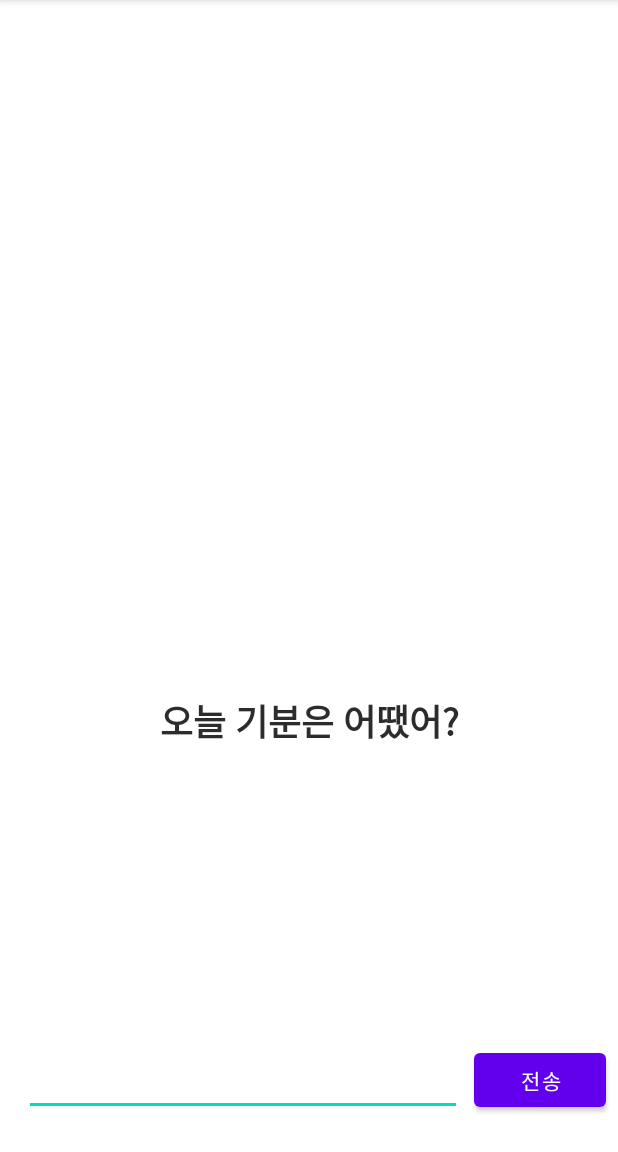
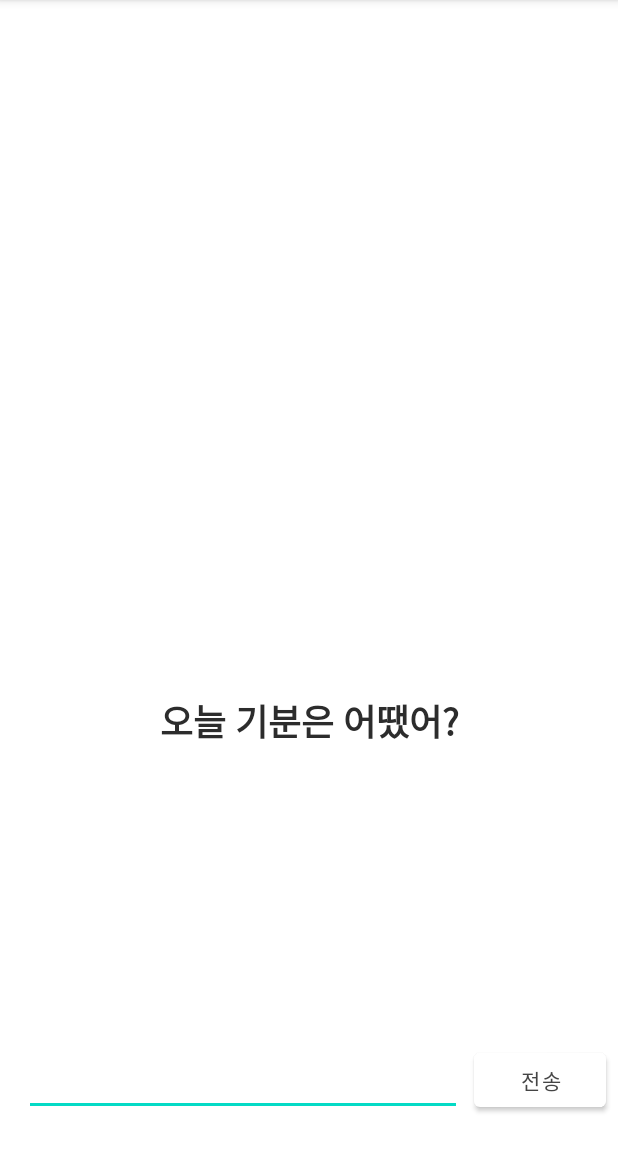
Before and after one commit to Song-Hyun-Jung/SomSo, an Android app: the DialogueActivity screen opened directly, with no data from a screen before it, after a tap on "전송", on a phone screen of 412 x 824 dp, the part 84-1236 px from its top. Run offline under Robolectric (Android 15) with nearby library versions, the phone set to English and light mode, and no system bars.

Commit message:
대화 구현 끝

```diff
--- a/app/src/main/java/ddwucom/mobile/somso/AttendDBManager.java
+++ b/app/src/main/java/ddwucom/mobile/somso/AttendDBManager.java
@@ -52,4 +52,10 @@ public class AttendDBManager {
         return true;
     }
 
+    public void addStamp(){
+        SQLiteDatabase sqLiteDatabase = attendDBHelper.getWritableDatabase();
+        ContentValues values = new ContentValues();
+        values.put(attendDBHelper.COL_ATTEND_STAMP, 1);
+        sqLiteDatabase.update(AttendDBHelper.TABLE_ATTEND, values, AttendDBHelper.COL_ATTEND_ID + "=" + 1, null);
+    }
 }
--- a/app/src/main/java/ddwucom/mobile/somso/DialogueActivity.java
+++ b/app/src/main/java/ddwucom/mobile/somso/DialogueActivity.java
@@ -1,5 +1,6 @@
 package ddwucom.mobile.somso;
 
+import android.content.Intent;
 import android.os.Bundle;
 import android.util.Log;
 import android.view.View;
@@ -21,19 +22,28 @@ public class DialogueActivity extends AppCompatActivity {
     DialogueDBManager dialogueDBManager;
     ArrayList<String> ends = null;
     EndDBManager endDBManager;
+    AttendDBManager attendDBManager;
 
     ArrayList<String> giveChat = null;
+    Dialogue pickDialogue;
 
     EditText putAnswer;
     Button sendAnswer;
     TextView txtQuestion;
     int count = 0;
 
+    Button btn_goAttend;
+
 
     @Override
     protected void onCreate(Bundle savedInstanceState) {
         super.onCreate(savedInstanceState);
         setContentView(R.layout.activity_dialogue);
+
+        //출석도장 db
+        attendDBManager = new AttendDBManager(this);
+        btn_goAttend = (Button)findViewById(R.id.btn_goAttend);
+        btn_goAttend.setVisibility(View.GONE);
 
         //대화 불러오기
         dialogues = new ArrayList<>();
@@ -50,7 +60,7 @@ public class DialogueActivity extends AppCompatActivity {
 
         //랜덤 세트 뽑기
         int pickSet = random.nextInt(dialogues.size());
-        Dialogue pickDialogue = dialogues.get(pickSet);
+        pickDialogue = dialogues.get(pickSet);
         int pickEnd = random.nextInt(ends.size());
         String pickEndDialogue = ends.get(pickEnd);
 
@@ -85,17 +95,27 @@ public class DialogueActivity extends AppCompatActivity {
     public void onClick(View v){
         switch(v.getId()){
             case R.id.sendAnswer:
-                if(putAnswer.getText().toString().equals("")){
-                    Toast.makeText(this, "대답해줘!", Toast.LENGTH_SHORT);
+                if(count >= 6){
+                    dialogueDBManager.changeCheckDialogueSet(pickDialogue);
+                    attendDBManager.addStamp();
+                    Log.d("대화", "db 변경 확인");
+                    btn_goAttend.setVisibility(View.VISIBLE);
                 }
-                else{
-                    count += 1;
-                    putAnswer.setText("");
-                    txtQuestion.setText(giveChat.get(count));
-                    Log.d("대화", String.valueOf(count));
+                else {
+                    if (putAnswer.getText().toString().equals("")) {
+                        Toast.makeText(this, "대답해줘!", Toast.LENGTH_SHORT);
+                    } else {
+                        count += 1;
+                        putAnswer.setText("");
+                        txtQuestion.setText(giveChat.get(count));
+                        Log.d("대화", String.valueOf(count));
+                    }
                 }
-                //count 7 되면 출석하러가기 버튼 생가게 stamp+1 dialogue db check 1로 바꿔야함.
                 break;
+            case R.id.btn_goAttend:
+                Intent intent = new Intent(this, AttendActivity.class);
+                startActivity(intent);
+                finish();
         }
     }
 }
--- a/app/src/main/res/layout/activity_dialogue.xml
+++ b/app/src/main/res/layout/activity_dialogue.xml
@@ -29,6 +29,8 @@
         android:layout_marginBottom="24dp"
         android:onClick="onClick"
         android:text="전송"
+        android:textColor="#454545"
+        app:backgroundTint="#FFFFFF"
         app:layout_constraintBottom_toBottomOf="parent"
         app:layout_constraintEnd_toEndOf="parent" />
 
@@ -36,10 +38,10 @@
         android:id="@+id/txtQuestion"
         android:layout_width="wrap_content"
         android:layout_height="wrap_content"
-        android:layout_marginStart="24dp"
-        android:layout_marginLeft="24dp"
-        android:layout_marginEnd="24dp"
-        android:layout_marginRight="24dp"
+        android:layout_marginStart="50dp"
+        android:layout_marginLeft="50dp"
+        android:layout_marginEnd="50dp"
+        android:layout_marginRight="50dp"
         android:layout_marginBottom="200dp"
         android:text="TextView"
         android:textColor="#2C2C2C"
@@ -49,4 +51,18 @@
         app:layout_constraintEnd_toEndOf="parent"
         app:layout_constraintStart_toStartOf="parent" />
 
+    <Button
+        android:id="@+id/btn_goAttend"
+        android:layout_width="wrap_content"
+        android:layout_height="wrap_content"
+        android:layout_marginEnd="8dp"
+        android:layout_marginRight="8dp"
+        android:layout_marginBottom="16dp"
+        android:onClick="onClick"
+        android:text="출석하러 가기"
+        android:textColor="#454545"
+        app:backgroundTint="#FFE082"
+        app:layout_constraintBottom_toTopOf="@+id/sendAnswer"
+        app:layout_constraintEnd_toEndOf="parent" />
+
 </androidx.constraintlayout.widget.ConstraintLayout>
```
Also changed, not shown: app/src/main/java/ddwucom/mobile/somso/DialogueDBManager.java (+8 -0 lines), app/src/main/res/layout/activity_main.xml (+7 -0 lines).
